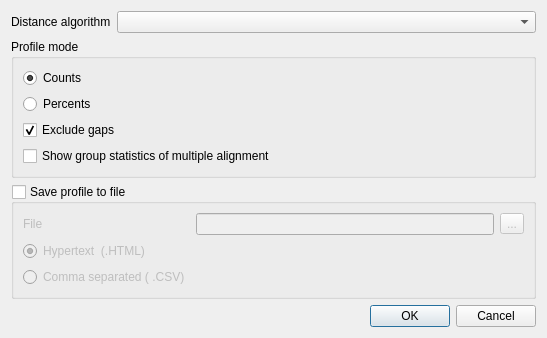
Before: the Qt Designer form src/plugins/dna_stat/src/DistanceMatrixMSAProfileDialog.ui in violethaze74/ugene, drawn with Qt 5.
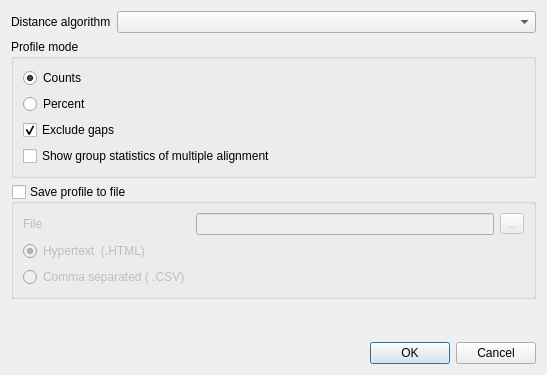
After: the same form once the commit is applied.

Commit message: UGENE-3709. Generate distance matrix: GUI improvements

What changed in the file:
```diff
--- a/src/plugins/dna_stat/src/DistanceMatrixMSAProfileDialog.ui
+++ b/src/plugins/dna_stat/src/DistanceMatrixMSAProfileDialog.ui
@@ -7,7 +7,7 @@
     <x>0</x>
     <y>0</y>
     <width>547</width>
-    <height>305</height>
+    <height>375</height>
    </rect>
   </property>
   <property name="windowTitle">
@@ -47,7 +47,7 @@
       <item row="1" column="0">
        <widget class="QRadioButton" name="percentsRB">
         <property name="text">
-         <string>Percents</string>
+         <string>Percent</string>
         </property>
        </widget>
       </item>
```
The commit also changes 5 other files.
